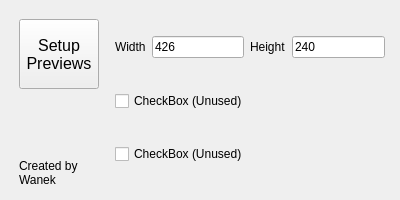
First picture: the form in src/MainWindow.ui, repository DalShooth/PrevEve, before the edit.
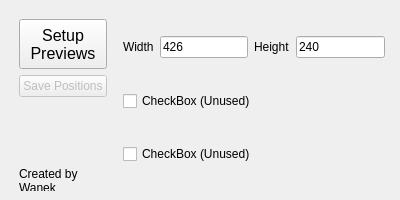
Second picture: the form after the edit.

Patch:
```diff
--- a/src/MainWindow.ui
+++ b/src/MainWindow.ui
@@ -45,10 +45,13 @@
         </property>
         <item>
          <widget class="QPushButton" name="SetupPreviewsButton">
+          <property name="enabled">
+           <bool>true</bool>
+          </property>
           <property name="minimumSize">
            <size>
             <width>0</width>
-            <height>70</height>
+            <height>50</height>
            </size>
           </property>
           <property name="font">
@@ -68,6 +71,16 @@
           </property>
          </widget>
         </item>
+        <item>
+         <widget class="QPushButton" name="SavePositionsButton">
+          <property name="enabled">
+           <bool>false</bool>
+          </property>
+          <property name="text">
+           <string>Save Positions</string>
+          </property>
+         </widget>
+        </item>
        </layout>
       </item>
       <item row="1" column="0">
```
Left out of the diff: 15 changed lines with no effect on the pictures.
